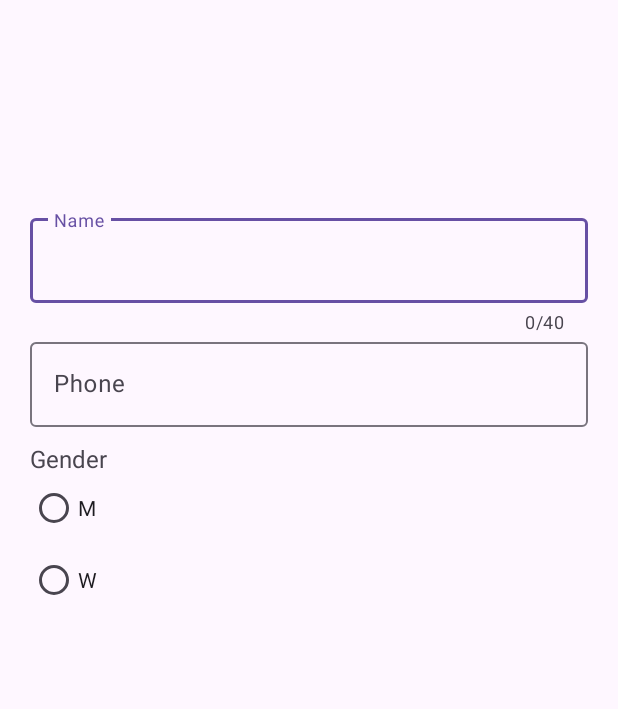
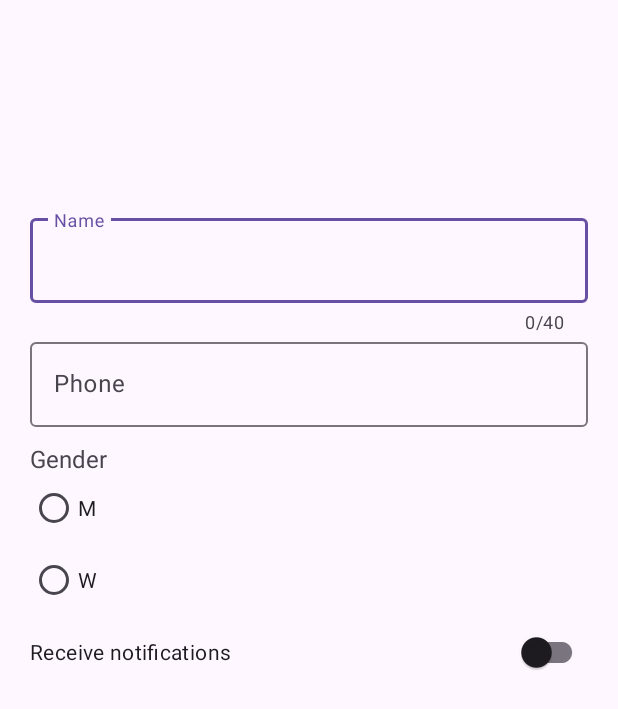
Before and after one commit to blbulyandavbulyan/UserProfileApp, an Android app: the screen it shows after launch (MainActivity), on a phone screen of 412 x 824 dp. Shown: the top 709 px of the screen. Run offline under Robolectric (Android 15) with nearby library versions, the phone set to English and light mode, and no system bars.

Commit message:
added notifications switch in activity_main.xml

```diff
--- a/app/src/main/res/layout/activity_main.xml
+++ b/app/src/main/res/layout/activity_main.xml
@@ -76,4 +76,14 @@
             android:layout_width="match_parent"
             android:layout_height="wrap_content"/>
     </RadioGroup>
+    <com.google.android.material.switchmaterial.SwitchMaterial
+        android:id="@+id/notificationSwitch"
+        android:text="Receive notifications"
+        android:layout_width="match_parent"
+        android:layout_height="wrap_content"
+        android:layout_marginLeft="20dp"
+        android:layout_marginRight="20dp"
+        app:layout_constraintLeft_toLeftOf="parent"
+        app:layout_constraintRight_toRightOf="parent"
+        app:layout_constraintTop_toBottomOf="@id/genders"/>
 </androidx.constraintlayout.widget.ConstraintLayout>
```
